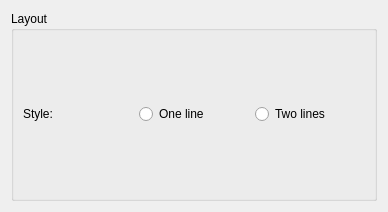
Above: src/gui/EntryDelegatePreferences.ui from Gnurou/tagainijisho before the change. Below: the same form after it.
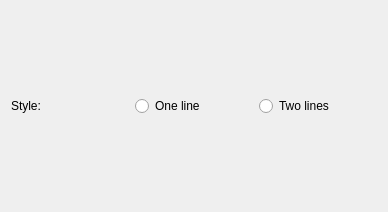
That is the form after the change.

Commit message: Added lists layout preferences, fixed some layouts

Diff of the .ui file:
```diff
--- a/src/gui/EntryDelegatePreferences.ui
+++ b/src/gui/EntryDelegatePreferences.ui
@@ -15,12 +15,6 @@
   </property>
   <layout class="QVBoxLayout" name="verticalLayout">
    <item>
-    <widget class="QGroupBox" name="layoutBox">
-     <property name="title">
-      <string>Layout</string>
-     </property>
-     <layout class="QVBoxLayout" name="verticalLayout_2">
-      <item>
        <layout class="QHBoxLayout" name="horizontalLayout">
         <item>
          <widget class="QLabel" name="label_3">
@@ -44,9 +38,6 @@
          </widget>
         </item>
        </layout>
-      </item>
-     </layout>
-    </widget>
    </item>
   </layout>
  </widget>
```
Lines whose indentation alone changed are shown as unchanged. The commit also changes 10 other files.
